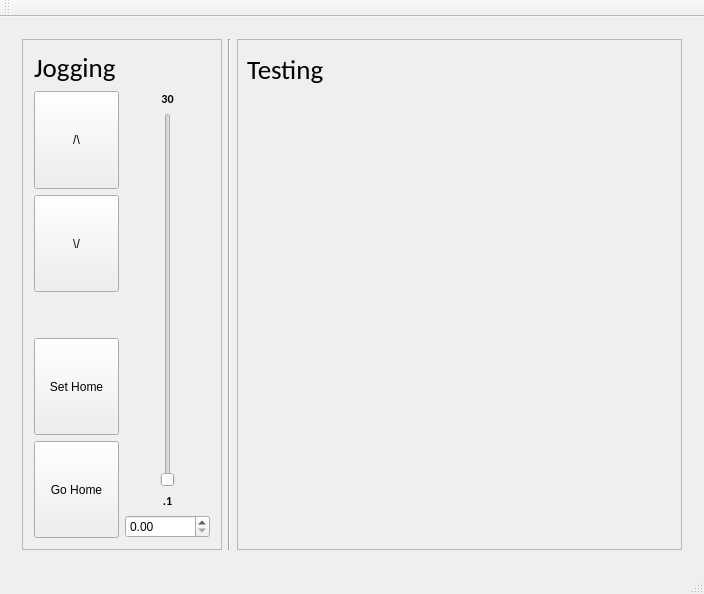
Qt form freeLoader/mainwindow.ui (CreativeMachinesLab/freeLoader) before a commit.
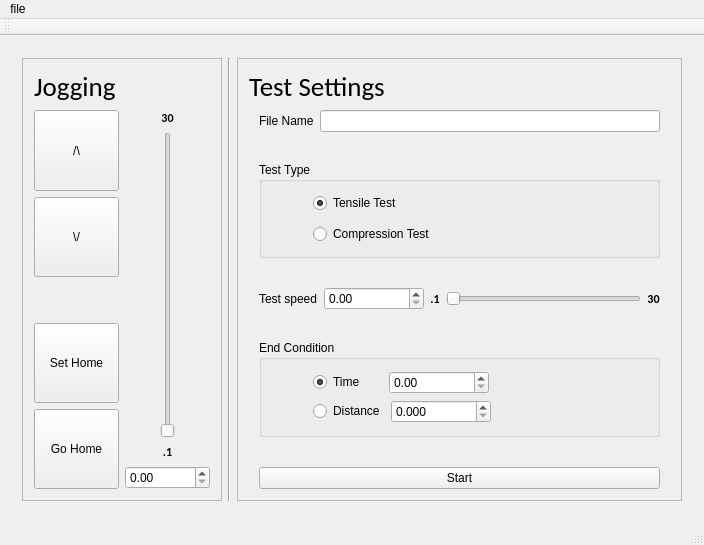
The same form after that commit.

Commit message: UI mockup made

The edit to the form file:
```diff
--- a/freeLoader/mainwindow.ui
+++ b/freeLoader/mainwindow.ui
@@ -7,7 +7,7 @@
     <x>0</x>
     <y>0</y>
     <width>704</width>
-    <height>594</height>
+    <height>545</height>
    </rect>
   </property>
   <property name="windowTitle">
@@ -288,25 +288,405 @@
           <property name="frameShadow">
            <enum>QFrame::Raised</enum>
           </property>
-          <widget class="QLabel" name="label_2">
-           <property name="geometry">
-            <rect>
-             <x>10</x>
-             <y>10</y>
-             <width>101</width>
-             <height>41</height>
-            </rect>
-           </property>
-           <property name="font">
-            <font>
-             <family>Calibri</family>
-             <pointsize>20</pointsize>
-            </font>
-           </property>
-           <property name="text">
-            <string>Testing</string>
-           </property>
-          </widget>
+          <layout class="QVBoxLayout" name="verticalLayout_12">
+           <item>
+            <widget class="QLabel" name="label_2">
+             <property name="sizePolicy">
+              <sizepolicy hsizetype="Minimum" vsizetype="Minimum">
+               <horstretch>0</horstretch>
+               <verstretch>0</verstretch>
+              </sizepolicy>
+             </property>
+             <property name="font">
+              <font>
+               <family>Calibri</family>
+               <pointsize>20</pointsize>
+              </font>
+             </property>
+             <property name="text">
+              <string>Test Settings</string>
+             </property>
+            </widget>
+           </item>
+           <item>
+            <layout class="QHBoxLayout" name="horizontalLayout_12">
+             <item>
+              <spacer name="horizontalSpacer_5">
+               <property name="orientation">
+                <enum>Qt::Horizontal</enum>
+               </property>
+               <property name="sizeType">
+                <enum>QSizePolicy::Minimum</enum>
+               </property>
+               <property name="sizeHint" stdset="0">
+                <size>
+                 <width>10</width>
+                 <height>20</height>
+                </size>
+               </property>
+              </spacer>
+             </item>
+             <item>
+              <layout class="QVBoxLayout" name="verticalLayout_11">
+               <item>
+                <layout class="QHBoxLayout" name="horizontalLayout_5">
+                 <item>
+                  <widget class="QLabel" name="label_3">
+                   <property name="text">
+                    <string>File Name</string>
+                   </property>
+                  </widget>
+                 </item>
+                 <item>
+                  <widget class="QLineEdit" name="fileNameLineEdit"/>
+                 </item>
+                </layout>
+               </item>
+               <item>
+                <spacer name="verticalSpacer_5">
+                 <property name="orientation">
+                  <enum>Qt::Vertical</enum>
+                 </property>
+                 <property name="sizeHint" stdset="0">
+                  <size>
+                   <width>20</width>
+                   <height>40</height>
+                  </size>
+                 </property>
+                </spacer>
+               </item>
+               <item>
+                <widget class="QGroupBox" name="groupBox">
+                 <property name="title">
+                  <string>Test Type</string>
+                 </property>
+                 <property name="checkable">
+                  <bool>false</bool>
+                 </property>
+                 <layout class="QHBoxLayout" name="horizontalLayout_10">
+                  <item>
+                   <spacer name="horizontalSpacer_8">
+                    <property name="orientation">
+                     <enum>Qt::Horizontal</enum>
+                    </property>
+                    <property name="sizeType">
+                     <enum>QSizePolicy::Fixed</enum>
+                    </property>
+                    <property name="sizeHint" stdset="0">
+                     <size>
+                      <width>40</width>
+                      <height>20</height>
+                     </size>
+                    </property>
+                   </spacer>
+                  </item>
+                  <item>
+                   <layout class="QVBoxLayout" name="verticalLayout_7">
+                    <item>
+                     <widget class="QRadioButton" name="tensileRadioButton">
+                      <property name="text">
+                       <string>Tensile Test</string>
+                      </property>
+                      <property name="checked">
+                       <bool>true</bool>
+                      </property>
+                     </widget>
+                    </item>
+                    <item>
+                     <spacer name="verticalSpacer_2">
+                      <property name="orientation">
+                       <enum>Qt::Vertical</enum>
+                      </property>
+                      <property name="sizeType">
+                       <enum>QSizePolicy::Fixed</enum>
+                      </property>
+                      <property name="sizeHint" stdset="0">
+                       <size>
+                        <width>20</width>
+                        <height>5</height>
+                       </size>
+                      </property>
+                     </spacer>
+                    </item>
+                    <item>
+                     <widget class="QRadioButton" name="compressionRadioButton">
+                      <property name="text">
+                       <string>Compression Test</string>
+                      </property>
+                     </widget>
+                    </item>
+                   </layout>
+                  </item>
+                 </layout>
+                 <zorder>tensileRadioButton</zorder>
+                 <zorder>compressionRadioButton</zorder>
+                 <zorder>verticalSpacer_2</zorder>
+                 <zorder></zorder>
+                </widget>
+               </item>
+               <item>
+                <spacer name="verticalSpacer_6">
+                 <property name="orientation">
+                  <enum>Qt::Vertical</enum>
+                 </property>
+                 <property name="sizeHint" stdset="0">
+                  <size>
+                   <width>20</width>
+                   <height>40</height>
+                  </size>
+                 </property>
+                </spacer>
+               </item>
+               <item>
+                <layout class="QHBoxLayout" name="horizontalLayout_7">
+                 <item>
+                  <widget class="QLabel" name="label_6">
+                   <property name="text">
+                    <string>Test speed</string>
+                   </property>
+                  </widget>
+                 </item>
+                 <item>
+                  <widget class="QDoubleSpinBox" name="testSpeedDoubleSpinBox">
+                   <property name="sizePolicy">
+                    <sizepolicy hsizetype="Fixed" vsizetype="Fixed">
+                     <horstretch>0</horstretch>
+                     <verstretch>0</verstretch>
+                    </sizepolicy>
+                   </property>
+                   <property name="minimumSize">
+                    <size>
+                     <width>100</width>
+                     <height>0</height>
+                    </size>
+                   </property>
+                   <property name="baseSize">
+                    <size>
+                     <width>200</width>
+                     <height>0</height>
+                    </size>
+                   </property>
+                  </widget>
+                 </item>
+                 <item>
+                  <layout class="QHBoxLayout" name="horizontalLayout_6">
+                   <item>
+                    <widget class="QLabel" name="minSpeedLabel_2">
+                     <property name="font">
+                      <font>
+                       <family>Calibri</family>
+                       <weight>75</weight>
+                       <bold>true</bold>
+                      </font>
+                     </property>
+                     <property name="text">
+                      <string>.1</string>
+                     </property>
+                     <property name="alignment">
+                      <set>Qt::AlignCenter</set>
+                     </property>
+                    </widget>
+                   </item>
+                   <item>
+                    <widget class="QSlider" name="testSpeedHSlider">
+                     <property name="orientation">
+                      <enum>Qt::Horizontal</enum>
+                     </property>
+                    </widget>
+                   </item>
+                   <item>
+                    <widget class="QLabel" name="maxSpeedLabel_2">
+                     <property name="font">
+                      <font>
+                       <family>Calibri</family>
+                       <weight>75</weight>
+                       <bold>true</bold>
+                      </font>
+                     </property>
+                     <property name="text">
+                      <string>30</string>
+                     </property>
+                     <property name="alignment">
+                      <set>Qt::AlignCenter</set>
+                     </property>
+                    </widget>
+                   </item>
+                  </layout>
+                 </item>
+                </layout>
+               </item>
+               <item>
+                <spacer name="verticalSpacer_4">
+                 <property name="orientation">
+                  <enum>Qt::Vertical</enum>
+                 </property>
+                 <property name="sizeHint" stdset="0">
+                  <size>
+                   <width>20</width>
+                   <height>40</height>
+                  </size>
+                 </property>
+                </spacer>
+               </item>
+               <item>
+                <widget class="QGroupBox" name="groupBox_2">
+                 <property name="title">
+                  <string>End Condition</string>
+                 </property>
+                 <layout class="QHBoxLayout" name="horizontalLayout_11">
+                  <item>
+                   <spacer name="horizontalSpacer_7">
+                    <property name="orientation">
+                     <enum>Qt::Horizontal</enum>
+                    </property>
+                    <property name="sizeType">
+                     <enum>QSizePolicy::Fixed</enum>
+                    </property>
+                    <property name="sizeHint" stdset="0">
+                     <size>
+                      <width>40</width>
+                      <height>20</height>
+                     </size>
+                    </property>
+                   </spacer>
+                  </item>
+                  <item>
+                   <layout class="QVBoxLayout" name="verticalLayout_8">
+                    <item>
+                     <layout class="QHBoxLayout" name="horizontalLayout_8">
+                      <item>
+                       <widget class="QRadioButton" name="timeRadioButton">
+                        <property name="minimumSize">
+                         <size>
+                          <width>70</width>
+                          <height>0</height>
+                         </size>
+                        </property>
+                        <property name="text">
+                         <string>Time</string>
+                        </property>
+                        <property name="checked">
+                         <bool>true</bool>
+                        </property>
+                       </widget>
+                      </item>
+                      <item>
+                       <widget class="QDoubleSpinBox" name="timeDoubleSpinBox">
+                        <property name="minimumSize">
+                         <size>
+                          <width>100</width>
+                          <height>0</height>
+                         </size>
+                        </property>
+                       </widget>
+                      </item>
+                      <item>
+                       <spacer name="horizontalSpacer_3">
+                        <property name="orientation">
+                         <enum>Qt::Horizontal</enum>
+                        </property>
+                        <property name="sizeHint" stdset="0">
+                         <size>
+                          <width>40</width>
+                          <height>20</height>
+                         </size>
+                        </property>
+                       </spacer>
+                      </item>
+                     </layout>
+                    </item>
+                    <item>
+                     <layout class="QHBoxLayout" name="horizontalLayout_9">
+                      <item>
+                       <widget class="QRadioButton" name="distanceRadioButton">
+                        <property name="minimumSize">
+                         <size>
+                          <width>70</width>
+                          <height>0</height>
+                         </size>
+                        </property>
+                        <property name="text">
+                         <string>Distance</string>
+                        </property>
+                       </widget>
+                      </item>
+                      <item>
+                       <widget class="QDoubleSpinBox" name="distanceDoubleSpinBox">
+                        <property name="minimumSize">
+                         <size>
+                          <width>100</width>
+                          <height>0</height>
+                         </size>
+                        </property>
+                        <property name="prefix">
+                         <string/>
+                        </property>
+                        <property name="suffix">
+                         <string>0</string>
+                        </property>
+                       </widget>
+                      </item>
+                      <item>
+                       <spacer name="horizontalSpacer_4">
+                        <property name="orientation">
+                         <enum>Qt::Horizontal</enum>
+                        </property>
+                        <property name="sizeHint" stdset="0">
+                         <size>
+                          <width>40</width>
+                          <height>20</height>
+                         </size>
+                        </property>
+                       </spacer>
+                      </item>
+                     </layout>
+                    </item>
+                   </layout>
+                  </item>
+                 </layout>
+                </widget>
+               </item>
+               <item>
+                <spacer name="verticalSpacer_3">
+                 <property name="orientation">
+                  <enum>Qt::Vertical</enum>
+                 </property>
+                 <property name="sizeHint" stdset="0">
+                  <size>
+                   <width>20</width>
+                   <height>40</height>
+                  </size>
+                 </property>
+                </spacer>
+               </item>
+               <item>
+                <widget class="QPushButton" name="startButton">
+                 <property name="text">
+                  <string>Start</string>
+                 </property>
+                </widget>
+               </item>
+              </layout>
+             </item>
+             <item>
+              <spacer name="horizontalSpacer_6">
+               <property name="orientation">
+                <enum>Qt::Horizontal</enum>
+               </property>
+               <property name="sizeType">
+                <enum>QSizePolicy::Minimum</enum>
+               </property>
+               <property name="sizeHint" stdset="0">
+                <size>
+                 <width>10</width>
+                 <height>20</height>
+                </size>
+               </property>
+              </spacer>
+             </item>
+            </layout>
+           </item>
+          </layout>
          </widget>
         </item>
        </layout>
@@ -325,6 +705,12 @@
      <height>21</height>
     </rect>
    </property>
+   <widget class="QMenu" name="menuFile">
+    <property name="title">
+     <string>file</string>
+    </property>
+   </widget>
+   <addaction name="menuFile"/>
   </widget>
   <widget class="QToolBar" name="mainToolBar">
    <attribute name="toolBarArea">
```
Left out of the diff: 151 changed lines with no effect on the pictures. The commit also changes 1 other file.
